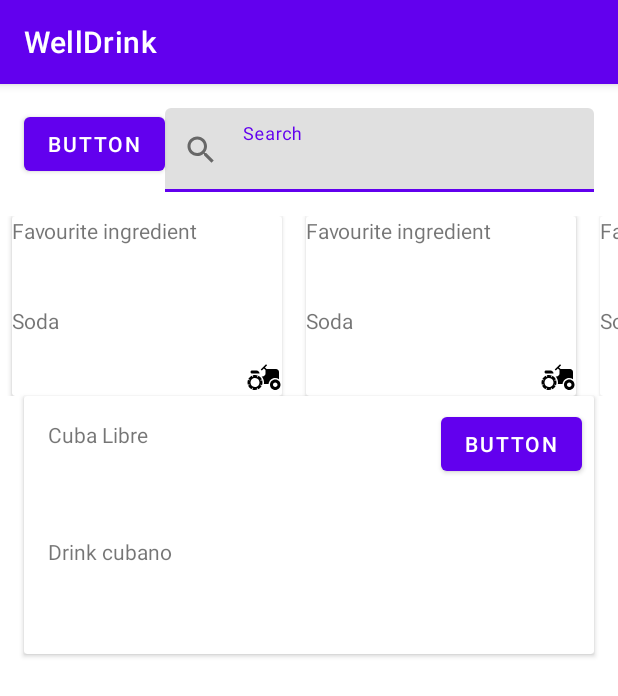
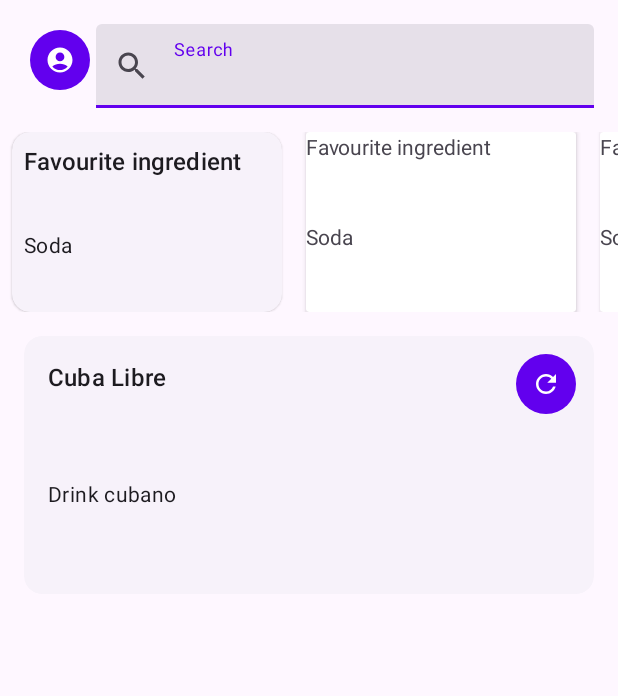
Before and after one commit to AndreaDAmicis22/WellDrinkAppAndroid, an Android app: the screen it shows after launch (MainActivity), on a phone screen of 412 x 824 dp. Shown: the top 696 px of the screen. Run offline under Robolectric (Android 15) with nearby library versions, the phone set to English and light mode, and no system bars.

Commit message:
aggiunti altri layout

```diff
--- a/app/build.gradle
+++ b/app/build.gradle
@@ -1,4 +1,4 @@
-plugins {
+    plugins {
     id 'com.android.application'
 }
 
@@ -29,12 +29,15 @@ android {
 }
 
 dependencies {
-
     implementation 'androidx.appcompat:appcompat:1.5.1'
     implementation 'com.google.android.material:material:1.7.0'
     implementation 'androidx.constraintlayout:constraintlayout:2.1.4'
     implementation 'androidx.gridlayout:gridlayout:1.0.0'
+    //implementation "androidx.compose.material3:material3:1.0.1"
+    //implementation "androidx.compose.material3:material3-window-size-class:1.0.1"
+    implementation 'com.google.android.material:material:1.7.0'
     testImplementation 'junit:junit:4.13.2'
     androidTestImplementation 'androidx.test.ext:junit:1.1.3'
     androidTestImplementation 'androidx.test.espresso:espresso-core:3.4.0'
+
 }
--- /dev/null
+++ b/app/src/main/res/drawable/ic_baseline_account_circle_24.xml
@@ -0,0 +1,5 @@
+<vector android:height="24dp" android:tint="#000000"
+    android:viewportHeight="24" android:viewportWidth="24"
+    android:width="24dp" xmlns:android="http://schemas.android.com/apk/res/android">
+    <path android:fillColor="@android:color/white" android:pathData="M12,2C6.48,2 2,6.48 2,12s4.48,10 10,10s10,-4.48 10,-10S17.52,2 12,2zM12,6c1.93,0 3.5,1.57 3.5,3.5S13.93,13 12,13s-3.5,-1.57 -3.5,-3.5S10.07,6 12,6zM12,20c-2.03,0 -4.43,-0.82 -6.14,-2.88C7.55,15.8 9.68,15 12,15s4.45,0.8 6.14,2.12C16.43,19.18 14.03,20 12,20z"/>
+</vector>
--- /dev/null
+++ b/app/src/main/res/drawable/ic_baseline_refresh_24.xml
@@ -0,0 +1,5 @@
+<vector android:height="24dp" android:tint="#000000"
+    android:viewportHeight="24" android:viewportWidth="24"
+    android:width="24dp" xmlns:android="http://schemas.android.com/apk/res/android">
+    <path android:fillColor="@android:color/white" android:pathData="M17.65,6.35C16.2,4.9 14.21,4 12,4c-4.42,0 -7.99,3.58 -7.99,8s3.57,8 7.99,8c3.73,0 6.84,-2.55 7.73,-6h-2.08c-0.82,2.33 -3.04,4 -5.65,4 -3.31,0 -6,-2.69 -6,-6s2.69,-6 6,-6c1.66,0 3.14,0.69 4.22,1.78L13,11h7V4l-2.35,2.35z"/>
+</vector>
--- a/app/src/main/res/layout/activity_main.xml
+++ b/app/src/main/res/layout/activity_main.xml
@@ -22,10 +22,12 @@
 
     <Button
         android:id="@+id/home_btnProfile"
+        style="?attr/materialIconButtonFilledStyle"
         android:layout_width="wrap_content"
         android:layout_height="wrap_content"
         android:layout_marginTop="16dp"
-        android:text="Button"
+        android:contentDescription="@string/home_btnProfile"
+        app:icon="@drawable/ic_baseline_account_circle_24"
         app:layout_constraintEnd_toStartOf="@+id/research_inpSearch"
         app:layout_constraintHorizontal_bias="0.5"
         app:layout_constraintHorizontal_chainStyle="spread"
@@ -33,6 +35,7 @@
         app:layout_constraintTop_toTopOf="parent" />
 
     <com.google.android.material.textfield.TextInputLayout
+        style="?attr/textInputFilledStyle"
         android:id="@+id/research_inpSearch"
         android:layout_width="0dp"
         android:layout_height="wrap_content"
@@ -46,7 +49,9 @@
         <com.google.android.material.textfield.TextInputEditText
             android:layout_width="match_parent"
             android:layout_height="wrap_content"
-            android:hint="@string/home_inpSearch" />
+            android:hint="@string/home_inpSearch"/>
+
+
     </com.google.android.material.textfield.TextInputLayout>
 
     <HorizontalScrollView
@@ -54,7 +59,7 @@
         android:layout_width="wrap_content"
         android:layout_height="wrap_content"
         android:layout_marginTop="16dp"
-
+        android:scrollbars="none"
         app:layout_constraintEnd_toEndOf="parent"
         app:layout_constraintStart_toStartOf="parent"
         app:layout_constraintTop_toBottomOf="@+id/research_inpSearch">
@@ -64,7 +69,8 @@
             android:layout_height="wrap_content"
             android:orientation="horizontal">
 
-            <androidx.cardview.widget.CardView
+            <com.google.android.material.card.MaterialCardView
+                style="?attr/materialCardViewElevatedStyle"
                 android:id="@+id/home_card1"
                 android:layout_width="180dp"
                 android:layout_height="120dp"
@@ -79,7 +85,9 @@
                         android:id="@+id/home_card1_txtValue"
                         android:layout_width="wrap_content"
                         android:layout_height="wrap_content"
+                        android:layout_marginStart="8dp"
                         android:text="@string/home_favoriteIngredientValue"
+                        android:textAppearance="?attr/textAppearanceBodyMedium"
                         app:layout_constraintBottom_toBottomOf="parent"
                         app:layout_constraintStart_toStartOf="parent"
                         app:layout_constraintTop_toBottomOf="@+id/home_card1_txtTitle" />
@@ -88,20 +96,15 @@
                         android:id="@+id/home_card1_txtTitle"
                         android:layout_width="wrap_content"
                         android:layout_height="wrap_content"
+                        android:layout_marginStart="8dp"
+                        android:layout_marginTop="8dp"
                         android:text="@string/home_favouriteIngredient"
+                        android:textAppearance="?attr/textAppearanceTitleMedium"
                         app:layout_constraintStart_toStartOf="parent"
                         app:layout_constraintTop_toTopOf="parent" />
-
-                    <ImageView
-                        android:id="@+id/home_card1_img"
-                        android:layout_width="wrap_content"
-                        android:layout_height="wrap_content"
-                        app:layout_constraintBottom_toBottomOf="parent"
-                        app:layout_constraintEnd_toEndOf="parent"
-                        app:srcCompat="@drawable/ic_baseline_agriculture_24" />
                 </androidx.constraintlayout.widget.ConstraintLayout>
 
-            </androidx.cardview.widget.CardView>
+            </com.google.android.material.card.MaterialCardView>
 
             <androidx.cardview.widget.CardView
                 android:id="@+id/home_card2"
@@ -130,14 +133,6 @@
                         android:text="@string/home_favouriteIngredient"
                         app:layout_constraintStart_toStartOf="parent"
                         app:layout_constraintTop_toTopOf="parent" />
-
-                    <ImageView
-                        android:id="@+id/home_card2_img"
-                        android:layout_width="wrap_content"
-                        android:layout_height="wrap_content"
-                        app:layout_constraintBottom_toBottomOf="parent"
-                        app:layout_constraintEnd_toEndOf="parent"
-                        app:srcCompat="@drawable/ic_baseline_agriculture_24" />
                 </androidx.constraintlayout.widget.ConstraintLayout>
 
             </androidx.cardview.widget.CardView>
@@ -169,27 +164,21 @@
                         android:text="@string/home_favouriteIngredient"
                         app:layout_constraintStart_toStartOf="parent"
                         app:layout_constraintTop_toTopOf="parent" />
-
-                    <ImageView
-                        android:id="@+id/home_card3_img"
-                        android:layout_width="wrap_content"
-                        android:layout_height="wrap_content"
-                        app:layout_constraintBottom_toBottomOf="parent"
-                        app:layout_constraintEnd_toEndOf="parent"
-                        app:srcCompat="@drawable/ic_baseline_agriculture_24" />
                 </androidx.constraintlayout.widget.ConstraintLayout>
 
             </androidx.cardview.widget.CardView>
         </LinearLayout>
     </HorizontalScrollView>
 
-    <androidx.cardview.widget.CardView
+    <com.google.android.material.card.MaterialCardView
         android:id="@+id/home_random_card"
         android:layout_width="0dp"
         android:layout_height="wrap_content"
+        android:layout_marginTop="16dp"
         app:layout_constraintEnd_toEndOf="@id/home_gdlEnd"
         app:layout_constraintStart_toStartOf="@id/home_gdlBegin"
-        app:layout_constraintTop_toBottomOf="@id/home_scvFavorite">
+        app:layout_constraintTop_toBottomOf="@id/home_scvFavorite"
+        style="?attr/materialCardViewElevatedStyle">
 
         <androidx.constraintlayout.widget.ConstraintLayout
             android:layout_width="match_parent"
@@ -208,16 +197,19 @@
 
             <Button
                 android:id="@+id/home_random_btn"
+                style="?attr/materialIconButtonFilledStyle"
                 android:layout_width="wrap_content"
                 android:layout_height="wrap_content"
                 android:layout_marginTop="8dp"
                 android:layout_marginEnd="8dp"
-                android:text="Button"
+                android:contentDescription="@string/home_btnProfile"
+                app:icon="@drawable/ic_baseline_refresh_24"
                 app:layout_constraintEnd_toEndOf="parent"
                 app:layout_constraintTop_toTopOf="parent" />
 
             <TextView
                 android:id="@+id/home_random_txtTitle"
+                android:textAppearance="?attr/textAppearanceTitleMedium"
                 android:layout_width="wrap_content"
                 android:layout_height="wrap_content"
                 android:layout_marginStart="16dp"
@@ -228,6 +220,7 @@
 
             <TextView
                 android:id="@+id/home_random_txtValue"
+                android:textAppearance="?attr/textAppearanceBodyMedium"
                 android:layout_width="wrap_content"
                 android:layout_height="wrap_content"
                 android:layout_marginStart="16dp"
@@ -238,6 +231,6 @@
                 app:layout_constraintVertical_bias="0.50" />
         </androidx.constraintlayout.widget.ConstraintLayout>
 
-    </androidx.cardview.widget.CardView>
+    </com.google.android.material.card.MaterialCardView>
 
 </androidx.constraintlayout.widget.ConstraintLayout>
--- a/app/src/main/res/layout/activity_research.xml
+++ b/app/src/main/res/layout/activity_research.xml
@@ -99,7 +99,8 @@
     <ScrollView
         android:id="@+id/research_scvResults"
         android:layout_width="match_parent"
-        android:layout_height="match_parent">
+        android:layout_height="match_parent"
+        android:contentDescription="@string/research_scvResults">
 
         <LinearLayout
             android:layout_width="wrap_content"
--- a/app/src/main/res/values/strings.xml
+++ b/app/src/main/res/values/strings.xml
@@ -22,4 +22,6 @@
     <string name="profile_grd_btnTastedList">Tasted List</string>
     <string name="profile_grd_btnVisitedBar">Visited Bar</string>
     <string name="profile_btnTop100">Top 100</string>
+    <string name="home_btnProfile">Profile</string>
+    <string name="research_scvResults">Scrollview</string>
 </resources>
--- a/app/src/main/res/values/themes.xml
+++ b/app/src/main/res/values/themes.xml
@@ -1,6 +1,6 @@
 <resources xmlns:tools="http://schemas.android.com/tools">
     <!-- Base application theme. -->
-    <style name="Theme.WellDrink" parent="Theme.MaterialComponents.DayNight.DarkActionBar">
+    <style name="Theme.WellDrink" parent="Theme.Material3.DayNight.NoActionBar">
         <!-- Primary brand color. -->
         <item name="colorPrimary">@color/purple_500</item>
         <item name="colorPrimaryVariant">@color/purple_700</item>
```
